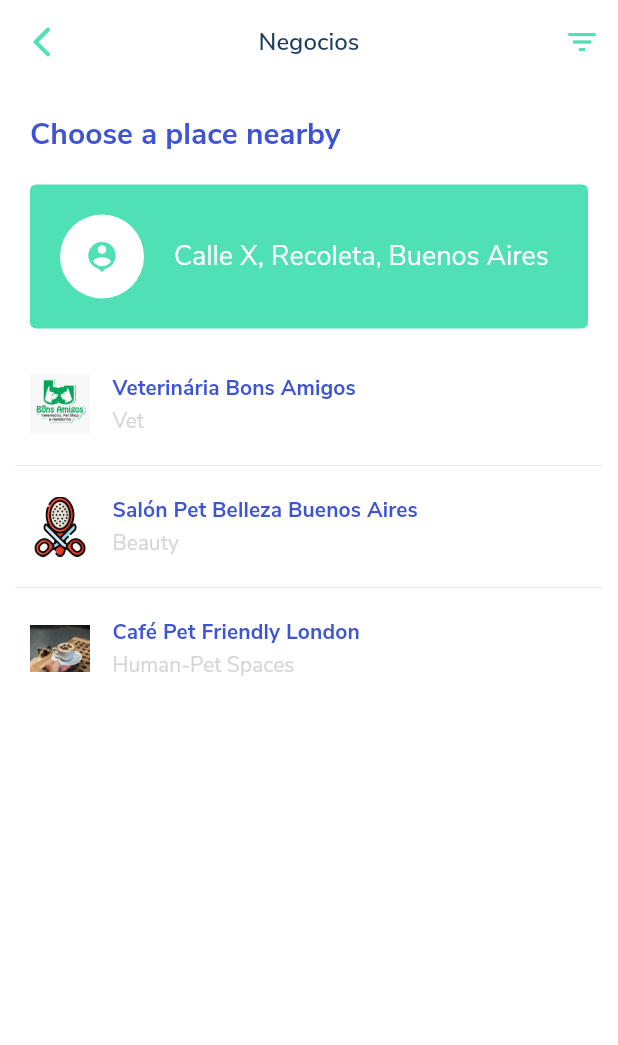
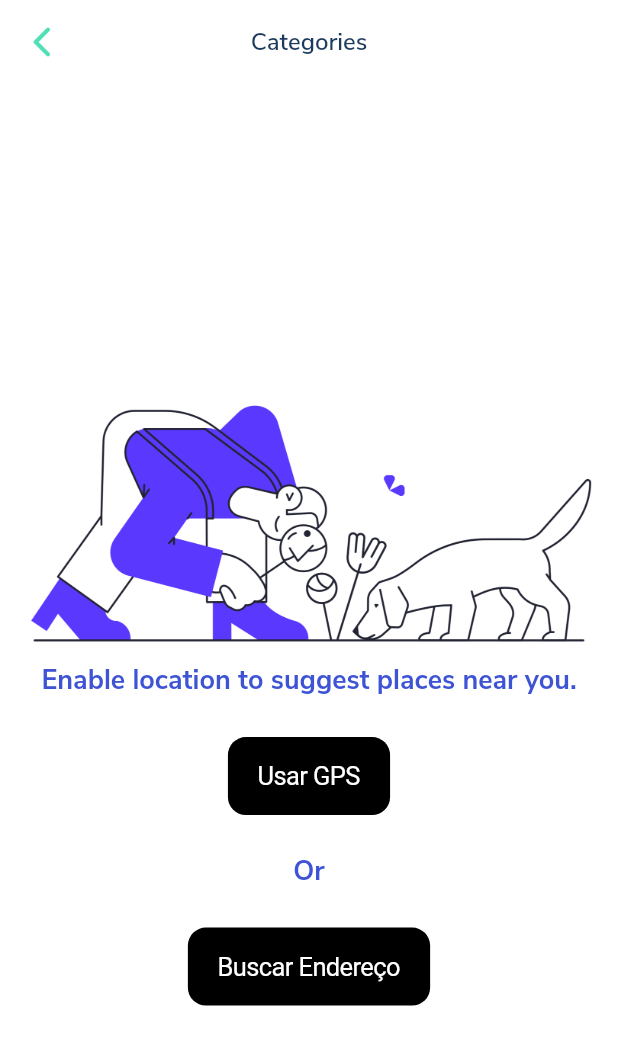
Before and after one commit to aipetto/aipetto-mobile-app, a Flutter app: the CategoriesPage screen opened by its route, after a tap on "Grooming", on a phone screen of 412 x 824 dp. Shown: the top 1045 px of the screen. Run offline on Flutter 3.47's test engine with Material 2 defaults, Android fonts, the phone set to English and light mode, and no system bars; our stand-ins replace bloc, cached_network_image, easy_localization, equatable, flutter_bloc, flutter_rating_bar and 5 more; accounts and stored records are empty.

Commit message:
Add geolocator, permission_handler, google_maps_flutter, dio and animate_do packages and search address empty page, pet types list page and access GPS page

```diff
--- a/lib/main.dart
+++ b/lib/main.dart
@@ -20,13 +20,9 @@ void main() async {
         Locale('es', 'AR'),
         Locale('pt', 'BR'),
         Locale('en', 'UK'),
-        //Locale('de', 'DE'),
-        //Locale('ar', 'DZ'),
-        //Locale('it', 'IT'),
-        //Locale('fr', 'FR'),
       ],
       path: 'assets/languages',
-      fallbackLocale: Locale('es', 'AR'),
+      fallbackLocale: Locale('en', 'UK'),
     ),
   );
 }
--- /dev/null
+++ b/lib/pages/access_gps/acccess_gps_page.dart
@@ -0,0 +1,104 @@
+import 'package:aipetto/routes/routes.dart';
+import 'package:easy_localization/easy_localization.dart';
+import 'package:flutter/cupertino.dart';
+import 'package:flutter/material.dart';
+import 'package:permission_handler/permission_handler.dart';
+
+class AccessGPSPage extends StatefulWidget {
+  @override
+  State<StatefulWidget> createState() => _AccessGPSPageState();
+}
+
+class _AccessGPSPageState extends State<AccessGPSPage> {
+
+  @override
+  Widget build(BuildContext context) {
+    final String walkImg = 'assets/images/illustrations/pet-searching.png';
+
+    return Scaffold(
+      appBar: AppBar(
+        centerTitle: true,
+        title: Text(
+          'categories_title'.tr(),
+        ),
+      ),
+      body: Center(
+        child: Column(
+          mainAxisAlignment: MainAxisAlignment.center,
+          children: [
+
+            Container(
+              child: Stack(
+                alignment: Alignment.center,
+                children: <Widget>[
+                  walkImg != null ? Image.asset(walkImg, fit: BoxFit.fill) : Container(),
+                ],
+              ),
+            ),
+
+            Text(
+              'Enable location to suggest places near you.',
+              style: TextStyle(
+                fontSize: 18,
+                fontWeight: FontWeight.bold,
+              ),
+            ),
+
+            SizedBox(
+              height: 25,
+            ),
+
+            CupertinoButton(
+              child: Text('Usar GPS', style: TextStyle(color: Colors.white )),
+              color: Colors.black,
+              onPressed: () async {
+                final status = await Permission.location.request();
+                this.accessGPS(status);
+              },
+            ),
+
+            SizedBox(
+              height: 25,
+            ),
+
+            Text(
+              'Or',
+              style: TextStyle(
+                fontSize: 18,
+                fontWeight: FontWeight.bold,
+              ),
+            ),
+
+            SizedBox(
+              height: 25,
+            ),
+
+            CupertinoButton(
+              child: Text('Buscar Endereço', style: TextStyle(color: Colors.white )),
+              color: Colors.black,
+              onPressed: () {
+                Navigator.of(context).pushNamed(Routes.addressSearch);
+              },
+            ),
+          ],
+        ),
+      ),
+    );
+  }
+
+  void accessGPS(PermissionStatus status) {
+    switch( status) {
+      case PermissionStatus.granted:
+        Navigator.of(context).pushNamed(Routes.bookingStep1FindPlacesNearby);
+        break;
+      case PermissionStatus.denied:
+      case PermissionStatus.undetermined:
+      case PermissionStatus.restricted:
+      case PermissionStatus.limited:
+      case PermissionStatus.permanentlyDenied:
+        //Navigator.pushReplacementNamed(context, 'access_gps');
+        Navigator.of(context).pushNamed(Routes.categories);
+        //openAppSettings();
+    }
+  }
+}
--- a/lib/pages/categories/categories_page.dart
+++ b/lib/pages/categories/categories_page.dart
@@ -48,7 +48,7 @@ class CategoriesPage extends StatelessWidget {
                           serviceType: typeServices[index],
                           onTap: () {
                             Navigator.of(context).pushNamed(
-                                Routes.bookingStep1FindPlacesNearby
+                                Routes.accessGPS
                             );
                           },
                         );
--- a/lib/pages/home/home.dart
+++ b/lib/pages/home/home.dart
@@ -1,4 +1,3 @@
-import 'package:aipetto/pages/pets/pets_page.dart';
 import 'package:flutter/material.dart';
 
 import '../../components/custom_navigation_bar.dart';
@@ -7,8 +6,6 @@ import '../../routes/routes.dart';
 import '../../utils/constants.dart';
 import '../drawer/drawer_page.dart';
 import '../messages/messages_page.dart';
-import '../user_profile/profile_page.dart';
-import '../settings/settings_page.dart';
 import 'home_page.dart';
 import 'widgets/widgets.dart';
 
--- a/lib/pages/home/home_page.dart
+++ b/lib/pages/home/home_page.dart
@@ -77,7 +77,7 @@ class _HomePageState extends State<HomePage>
                             return GestureDetector(
                                     onTap: () {
                                       FocusScope.of(context).requestFocus(FocusNode());
-                                      Navigator.of(context).pushNamed(Routes.addNewPet);
+                                      Navigator.of(context).pushNamed(Routes.choosePetType);
                                     },
                                     child:Column(
                                         children: <Widget>[
--- a/lib/routes/route_generator.dart
+++ b/lib/routes/route_generator.dart
@@ -1,7 +1,10 @@
+import 'package:aipetto/pages/access_gps/acccess_gps_page.dart';
+import 'package:aipetto/pages/access_gps/address_search_page.dart';
 import 'package:aipetto/pages/booking/step2/choose_veterinarian_page.dart';
 import 'package:aipetto/pages/business/business_profile_page.dart';
 import 'package:aipetto/pages/business/my_favorite_businesses_list_page.dart';
 import 'package:aipetto/pages/categories/categories_page.dart';
+import 'package:aipetto/pages/pets/choose_pet_type.dart';
 import 'package:aipetto/pages/pets/edit_profile_page.dart';
 import 'package:aipetto/pages/veterinarian/my_veterinarian_list_page.dart';
 import 'package:aipetto/pages/pets/add_new_pet_page.dart';
@@ -137,6 +140,15 @@ class RouteGenerator {
       case Routes.myAppointments:
         return CupertinoPageRoute(builder: (_) => MyAppointmentsPage());
 
+      case Routes.accessGPS:
+        return CupertinoPageRoute(builder: (_) => AccessGPSPage());
+
+      case Routes.choosePetType:
+        return CupertinoPageRoute(builder: (_) => ChoosePetTypePage());
+
+      case Routes.addressSearch:
+        return CupertinoPageRoute(builder: (_) => AddressSearchPage());
+
       case Routes.notifications:
         return CupertinoPageRoute(
           builder: (_) => NotificationsPage(),
--- a/lib/routes/routes.dart
+++ b/lib/routes/routes.dart
@@ -6,6 +6,9 @@ class Routes {
   static const String home = '/home';
   static const String filter = '/filter';
   static const String categories = '/categories';
+  static const String accessGPS = '/access_gps';
+  static const String choosePetType = '/pets_types';
+  static const String addressSearch = '/address_search';
   static const String bookingStep1FindPlacesNearby = '/booking_step1_find_places_nearby';
   static const String bookingStep2DetailsOfPlace = '/booking_step2_show_details_place';
   static const String bookingStep3ServiceAvailability = '/booking_step3_service_availability';
--- a/pubspec.yaml
+++ b/pubspec.yaml
@@ -36,6 +36,11 @@ dependencies:
   provider: ^4.3.3
   http: ^0.12.2
   bloc: ^6.1.3
+  geolocator: ^6.2.1
+  permission_handler: ^5.1.0+2
+  google_maps_flutter: ^1.2.0
+  dio: ^3.0.10
+  animate_do: ^1.7.5
 
   flutter_svg: ^0.21.0-nullsafety.0
   cached_network_image: ^2.3.1
```
Also changed, not shown: lib/pages/access_gps/address_search_page.dart (added, +21 -0 lines), lib/pages/pets/choose_pet_type.dart (added, +68 -0 lines), pubspec.lock, 2 other files.
